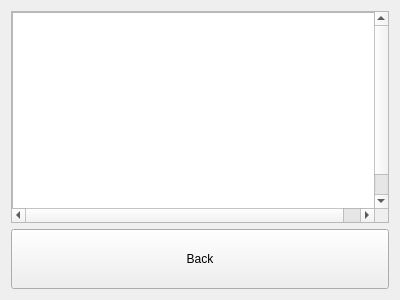
Before: the Qt Designer form BulkCopyScape-pyqt/resources/widgets/resultshistory.ui in justinmichaelvieira/BulkCopyscape, drawn with Qt 5.
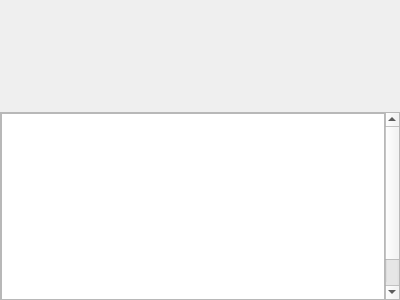
After: the same form once the commit is applied. Custom widgets are drawn as their Qt base class.

Diff of the .ui file:
```diff
--- a/BulkCopyScape-pyqt/resources/widgets/resultshistory.ui
+++ b/BulkCopyScape-pyqt/resources/widgets/resultshistory.ui
@@ -20,7 +20,22 @@
    <string>Form</string>
   </property>
   <layout class="QGridLayout" name="gridLayout">
-   <item row="0" column="0">
+   <property name="leftMargin">
+    <number>0</number>
+   </property>
+   <property name="topMargin">
+    <number>0</number>
+   </property>
+   <property name="rightMargin">
+    <number>0</number>
+   </property>
+   <property name="bottomMargin">
+    <number>0</number>
+   </property>
+   <property name="spacing">
+    <number>0</number>
+   </property>
+   <item row="2" column="0">
     <widget class="QScrollArea" name="scrollArea">
      <property name="widgetResizable">
       <bool>true</bool>
@@ -30,7 +45,7 @@
        <rect>
         <x>0</x>
         <y>0</y>
-        <width>381</width>
+        <width>398</width>
         <height>221</height>
        </rect>
       </property>
@@ -70,27 +85,48 @@
      </widget>
     </widget>
    </item>
-   <item row="1" column="0">
-    <widget class="QPushButton" name="backButton">
+   <item row="0" column="0">
+    <widget class="NavHeader" name="navHeader" native="true">
      <property name="sizePolicy">
-      <sizepolicy hsizetype="MinimumExpanding" vsizetype="Minimum">
+      <sizepolicy hsizetype="Minimum" vsizetype="Minimum">
        <horstretch>0</horstretch>
        <verstretch>0</verstretch>
       </sizepolicy>
      </property>
      <property name="minimumSize">
       <size>
-       <width>120</width>
-       <height>60</height>
+       <width>400</width>
+       <height>32</height>
       </size>
      </property>
-     <property name="text">
-      <string>Back</string>
+    </widget>
+   </item>
+   <item row="1" column="0">
+    <widget class="Header" name="header" native="true">
+     <property name="minimumSize">
+      <size>
+       <width>400</width>
+       <height>80</height>
+      </size>
      </property>
     </widget>
    </item>
   </layout>
  </widget>
+ <customwidgets>
+  <customwidget>
+   <class>Header</class>
+   <extends>QWidget</extends>
+   <header>bulkcopyscape.widgets.Header</header>
+   <container>1</container>
+  </customwidget>
+  <customwidget>
+   <class>NavHeader</class>
+   <extends>QWidget</extends>
+   <header>bulkcopyscape.widgets.NavHeader</header>
+   <container>1</container>
+  </customwidget>
+ </customwidgets>
  <resources/>
  <connections/>
 </ui>
```
